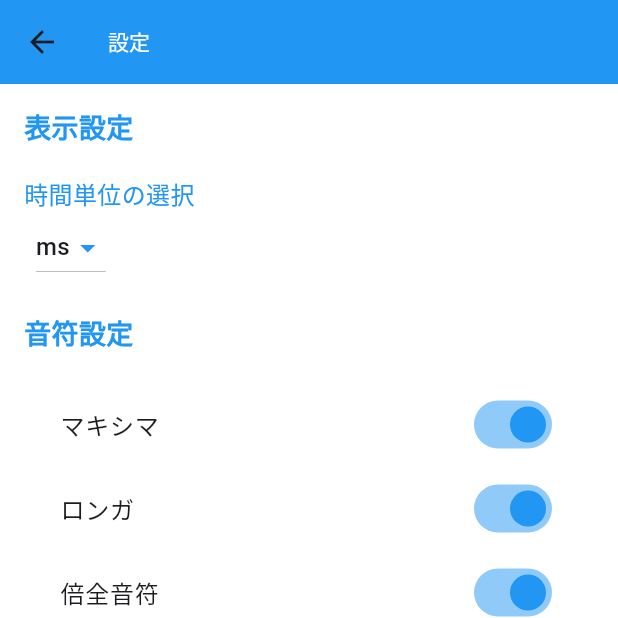
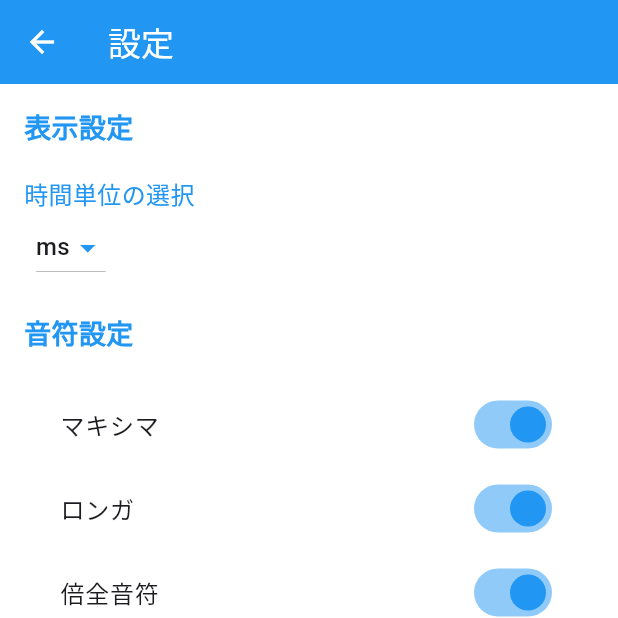
Before and after one commit to ryuya0124/musical_note_calculator, a Flutter app: the screen it shows after launch, after a tap on the "settings" icon, on a phone screen of 412 x 824 dp, the top half of it. Run offline on Flutter 3.47's test engine with Material 3 defaults, Android fonts, the phone set to English and light mode, and no system bars.

Commit message:
UIをカード型に 配色改善

```diff
--- a/lib/home_page.dart
+++ b/lib/home_page.dart
@@ -22,21 +22,30 @@ class _HomePageState extends State<HomePage> {
 
   @override
   Widget build(BuildContext context) {
+    final appBarColor = Theme.of(context).primaryColor;
+    final titleTextStyle = Theme.of(context).textTheme.titleLarge?.copyWith(color: Colors.white);
+
     // SettingsModel から有効な音符を取得
     final enabledNotes = context.watch<SettingsModel>().enabledNotes;
 
     return Scaffold(
       appBar: AppBar(
-        title: Text('Musical Note Calculator'),
+        backgroundColor: appBarColor,
+        title: Text(
+          'Musical Note Calculator',
+          style: titleTextStyle,
+        ),
         actions: [
           IconButton(
             icon: Icon(Icons.settings),
             onPressed: () {
+              // 設定画面に遷移
               Navigator.push(
                 context,
                 MaterialPageRoute(builder: (context) => SettingsPage()),
               );
             },
+            color: titleTextStyle?.color, // 歯車アイコンの色をtitleTextStyleと一致させる
           ),
         ],
       ),
@@ -85,9 +94,29 @@ class _HomePageState extends State<HomePage> {
                 final note = _notes[index];
                 // 設定で無効にした音符は表示しない
                 if (enabledNotes[note['name']] == true) {
-                  return ListTile(
-                    title: Text(note['name']!),
-                    trailing: Text(note['duration']!),
+                  return Card(
+                    margin: EdgeInsets.symmetric(vertical: 8, horizontal: 16),
+                    elevation: 4,
+                    shape: RoundedRectangleBorder(
+                      borderRadius: BorderRadius.circular(10),
+                    ),
+                    child: ListTile(
+                      contentPadding: EdgeInsets.all(16),
+                      title: Text(
+                        note['name']!,
+                        style: TextStyle(
+                          fontWeight: FontWeight.bold,
+                          fontSize: 18,
+                        ),
+                      ),
+                      trailing: Text(
+                        note['duration']!,
+                        style: TextStyle(
+                          color: appBarColor,
+                          fontSize: 16,
+                        ),
+                      ),
+                    ),
                   );
                 } else {
                   return Container(); // 無効な音符は空のコンテナで非表示
--- a/lib/settings_page.dart
+++ b/lib/settings_page.dart
@@ -7,11 +7,22 @@ class SettingsPage extends StatelessWidget {
   Widget build(BuildContext context) {
     // AppBarの背景色を取得
     final appBarColor = Theme.of(context).primaryColor;
+    final titleTextStyle = Theme.of(context).textTheme.titleLarge?.copyWith(color: Colors.white);
 
     return Scaffold(
       appBar: AppBar(
-        title: Text('設定'),
-        backgroundColor: appBarColor, // AppBarの背景色を設定
+        backgroundColor: appBarColor,
+        title: Text(
+          '設定',
+          style: titleTextStyle,
+        ),
+        leading: IconButton(
+          icon: Icon(Icons.arrow_back),
+          onPressed: () {
+            Navigator.pop(context); // 戻るボタン
+          },
+          color: titleTextStyle?.color, // 戻るアイコンの色を歯車と同じ色に設定
+        ),
       ),
       body: Padding(
         padding: const EdgeInsets.all(16.0),
```
